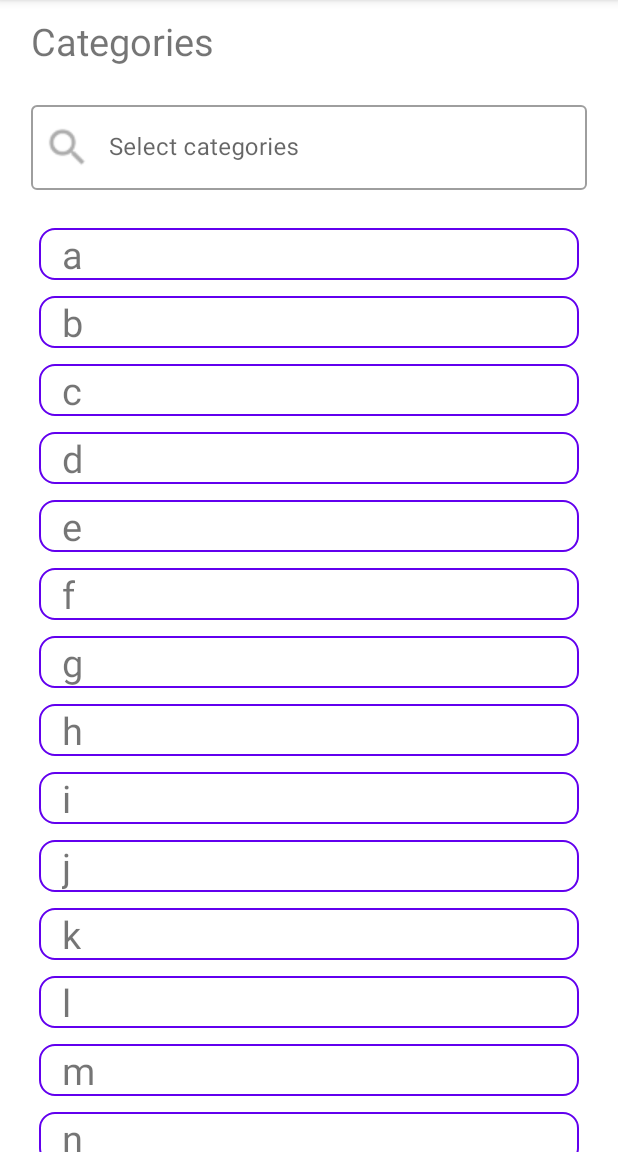
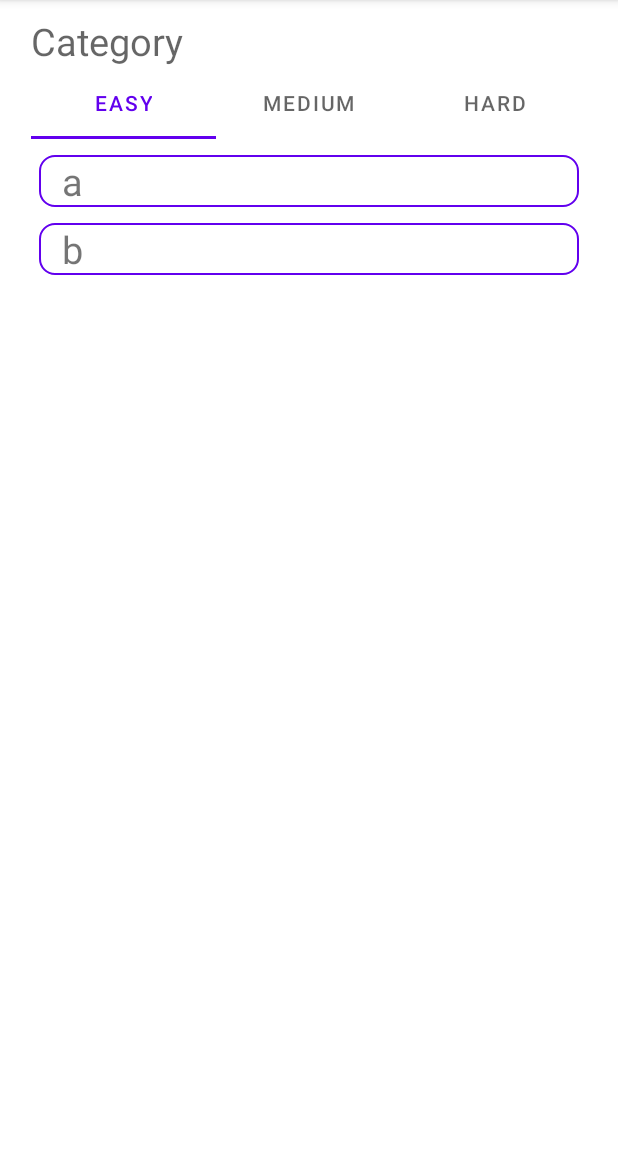
Before and after one commit to moevm/adfmp1h21-interview, an Android app: the fragment CategoriesChoiceFragment placed in its activity, after a tap on an icon or button, on a phone screen of 412 x 824 dp, the part 84-1236 px from its top. Run offline under Robolectric (Android 15) with nearby library versions, the phone set to English and light mode, and no system bars.

Commit message:
added categories choice and test choice screens

```diff
--- a/app/src/main/java/com/pjs/itinterviewtrainer/CategoriesChoiceFragment.kt
+++ b/app/src/main/java/com/pjs/itinterviewtrainer/CategoriesChoiceFragment.kt
@@ -4,15 +4,14 @@ import android.os.Bundle
 import android.view.LayoutInflater
 import android.view.View
 import android.view.ViewGroup
-import android.widget.Toast
 import androidx.core.widget.addTextChangedListener
 import androidx.fragment.app.Fragment
 import androidx.recyclerview.widget.LinearLayoutManager
+import com.pjs.itinterviewtrainer.adapters.CategoryListAdapter
 import com.pjs.itinterviewtrainer.models.QuizCategory
 import kotlinx.android.synthetic.main.fragment_categories_choice.view.*
-import java.util.*
 
-class CategoriesChoiceFragment : Fragment(), CategoryAdapter.OnItemClickListener {
+class CategoriesChoiceFragment : Fragment(), CategoryListAdapter.OnItemClickListener {
     companion object{
         const val TAG = "categoriesChoiceFragment"
 
@@ -23,24 +22,28 @@ class CategoriesChoiceFragment : Fragment(), CategoryAdapter.OnItemClickListener
     }
 
     private val initCategoriesList: List<QuizCategory> = ('a'..'z').toList().mapIndexed{ id, c -> QuizCategory(id, c.toString())}
-    private lateinit var adapter: CategoryAdapter
+    private lateinit var listAdapter: CategoryListAdapter
 
     override fun onCreateView(inflater: LayoutInflater, container: ViewGroup?,
                               savedInstanceState: Bundle?): View? {
 
         val rootView =  inflater.inflate(R.layout.fragment_categories_choice, container, false)
-        adapter = CategoryAdapter(initCategoriesList, this)
-        rootView.categoriesListView.adapter = adapter
+        listAdapter = CategoryListAdapter(initCategoriesList, this)
+        rootView.categoriesListView.adapter = listAdapter
         rootView.categoriesListView.layoutManager = LinearLayoutManager(requireContext(), LinearLayoutManager.VERTICAL ,false)
 
         rootView.searchCategory.addTextChangedListener {
-            adapter.dataSet = initCategoriesList.filter { c -> c.name.contains(it.toString(), ignoreCase=true) }
-            adapter.notifyDataSetChanged()
+            listAdapter.dataSet = initCategoriesList.filter { c -> c.name.contains(it.toString(), ignoreCase=true) }
+            listAdapter.notifyDataSetChanged()
         }
         return rootView
     }
 
     override fun onItemClick(position: Int) {
-        Toast.makeText(activity, adapter.dataSet[position].name, Toast.LENGTH_SHORT).show()
+        with(requireActivity().supportFragmentManager.beginTransaction()){
+            replace(R.id.container, QuizChoiceFragment.newInstance(listAdapter.dataSet[position].id), QuizChoiceFragment.TAG)
+            addToBackStack(QuizChoiceFragment.TAG)
+            commit()
+        }
     }
 }
--- /dev/null
+++ b/app/src/main/java/com/pjs/itinterviewtrainer/QuizChoiceFragment.kt
@@ -0,0 +1,71 @@
+package com.pjs.itinterviewtrainer
+
+import android.os.Bundle
+import androidx.fragment.app.Fragment
+import android.view.LayoutInflater
+import android.view.View
+import android.view.ViewGroup
+import android.widget.Toast
+import androidx.recyclerview.widget.LinearLayoutManager
+import com.google.android.material.tabs.TabLayout
+import com.pjs.itinterviewtrainer.adapters.QuizListAdapter
+import kotlinx.android.synthetic.main.fragment_quiz_choice.view.*
+
+private const val ARG_CATEGORY_ID = "categoryId"
+
+class QuizChoiceFragment : Fragment(), QuizListAdapter.OnQuizClickListener {
+    // TODO: Rename and change types of parameters
+    private var categoryId: Int? = null
+    private val initQuizMap: Map<Int, List<String>> = mapOf(0 to listOf("a", "b"), 1 to listOf("c", "d"), 2 to listOf("e", "f"))
+    private lateinit var adapter: QuizListAdapter
+
+    override fun onCreate(savedInstanceState: Bundle?) {
+        super.onCreate(savedInstanceState)
+        arguments?.let {
+            categoryId = it.getInt(ARG_CATEGORY_ID)
+        }
+    }
+
+    override fun onCreateView(inflater: LayoutInflater, container: ViewGroup?,
+                              savedInstanceState: Bundle?): View? {
+        // Inflate the layout for this fragment
+        val rootView = inflater.inflate(R.layout.fragment_quiz_choice, container, false)
+
+        adapter = QuizListAdapter(initQuizMap[0] ?: listOf(), this)
+        rootView.quizListView.adapter = adapter
+        rootView.quizListView.layoutManager = LinearLayoutManager(requireContext(), LinearLayoutManager.VERTICAL ,false)
+
+        rootView.difficultyTabs.addOnTabSelectedListener(object: TabLayout.OnTabSelectedListener{
+            override fun onTabSelected(tab: TabLayout.Tab?) {
+                tab?.let {
+                    Toast.makeText(activity, tab.position.toString(), Toast.LENGTH_SHORT).show()
+                    adapter.dataSet = initQuizMap[it.position] ?: listOf()
+                    adapter.notifyDataSetChanged()
+                }
+            }
+
+            override fun onTabUnselected(tab: TabLayout.Tab?) {
+            }
+
+            override fun onTabReselected(tab: TabLayout.Tab?) {
+            }
+
+        })
+        return rootView
+    }
+
+    override fun onItemClick(position: Int) {}
+
+    companion object {
+        const val TAG = "quizChoiceFragment"
+
+        @JvmStatic
+        fun newInstance(categoryId: Int) =
+                QuizChoiceFragment().apply {
+                    arguments = Bundle().apply {
+                        putInt(ARG_CATEGORY_ID, categoryId)
+                    }
+                }
+    }
+
+}
--- a/app/src/main/java/com/pjs/itinterviewtrainer/SetupQuizFragment.kt
+++ b/app/src/main/java/com/pjs/itinterviewtrainer/QuizSetupFragment.kt
@@ -6,20 +6,19 @@ import android.view.LayoutInflater
 import android.view.View
 import android.view.ViewGroup
 import androidx.fragment.app.Fragment
-import androidx.fragment.app.FragmentManager
 import androidx.fragment.app.activityViewModels
 import com.google.android.material.dialog.MaterialAlertDialogBuilder
 import com.pjs.itinterviewtrainer.models.QuizDataModel
 import kotlinx.android.synthetic.main.fragment_setup_quiz.*
 import kotlinx.android.synthetic.main.fragment_setup_quiz.view.*
 
-class SetupQuizFragment : Fragment() {
+class QuizSetupFragment : Fragment() {
     companion object{
-        const val TAG = "setupTestFragment"
+        const val TAG = "setupQuizFragment"
 
         @JvmStatic
-        fun newInstance(): SetupQuizFragment {
-            return SetupQuizFragment()
+        fun newInstance(): QuizSetupFragment {
+            return QuizSetupFragment()
         }
     }
 
--- a/app/src/main/java/com/pjs/itinterviewtrainer/CategoryAdapter.kt
+++ b/app/src/main/java/com/pjs/itinterviewtrainer/adapters/CategoryListAdapter.kt
@@ -1,14 +1,15 @@
-package com.pjs.itinterviewtrainer
+package com.pjs.itinterviewtrainer.adapters
 
 import android.view.LayoutInflater
 import android.view.View
 import android.view.ViewGroup
 import android.widget.TextView
 import androidx.recyclerview.widget.RecyclerView
+import com.pjs.itinterviewtrainer.R
 import com.pjs.itinterviewtrainer.models.QuizCategory
 
-class CategoryAdapter(var dataSet: List<QuizCategory>, private val onItemClickListener: OnItemClickListener) :
-        RecyclerView.Adapter<CategoryAdapter.ViewHolder>() {
+class CategoryListAdapter(var dataSet: List<QuizCategory>, private val onItemClickListener: OnItemClickListener) :
+        RecyclerView.Adapter<CategoryListAdapter.ViewHolder>() {
 
     class ViewHolder(view: View, private val itemClickListener: OnItemClickListener) : RecyclerView.ViewHolder(view), View.OnClickListener {
         val textView: TextView = view.findViewById(R.id.textView)
--- /dev/null
+++ b/app/src/main/java/com/pjs/itinterviewtrainer/adapters/QuizListAdapter.kt
@@ -0,0 +1,46 @@
+package com.pjs.itinterviewtrainer.adapters
+
+import android.view.LayoutInflater
+import android.view.View
+import android.view.ViewGroup
+import android.widget.TextView
+import androidx.recyclerview.widget.RecyclerView
+import com.pjs.itinterviewtrainer.R
+
+class QuizListAdapter(var dataSet: List<String>, private val onItemClickListener: OnQuizClickListener) :
+        RecyclerView.Adapter<QuizListAdapter.ViewHolder>() {
+
+    class ViewHolder(view: View, private val itemClickListener: OnQuizClickListener) : RecyclerView.ViewHolder(view), View.OnClickListener {
+        val textView: TextView = view.findViewById(R.id.textView)
+
+        init {
+            textView.setOnClickListener(this)
+        }
+
+        override fun onClick(v: View?) {
+            itemClickListener.onItemClick(adapterPosition)
+        }
+    }
+
+    // Create new views (invoked by the layout manager)
+    override fun onCreateViewHolder(viewGroup: ViewGroup, viewType: Int): ViewHolder {
+        // Create a new view, which defines the UI of the list item
+        val view = LayoutInflater.from(viewGroup.context)
+                .inflate(R.layout.text_row_item, viewGroup, false)
+
+        return ViewHolder(view, onItemClickListener)
+    }
+
+    // Replace the contents of a view (invoked by the layout manager)
+    override fun onBindViewHolder(viewHolder: ViewHolder, position: Int) {
+        viewHolder.textView.text = dataSet[position]
+    }
+
+    // Return the size of your dataset (invoked by the layout manager)
+    override fun getItemCount() = dataSet.size
+
+
+    interface OnQuizClickListener{
+        fun onItemClick(position: Int)
+    }
+}
--- a/app/src/main/res/layout/fragment_categories_choice.xml
+++ b/app/src/main/res/layout/fragment_categories_choice.xml
@@ -32,9 +32,8 @@
             android:layout_width="match_parent"
             android:layout_height="wrap_content"
             android:layout_marginTop="20dp"
-            android:hint="@string/test_setup_categories"
+            android:hint="@string/search_category"
             app:layout_constraintLeft_toLeftOf="parent"
-
             app:layout_constraintTop_toBottomOf="@id/testSetupTitle">
 
             <com.google.android.material.textfield.TextInputEditText
--- /dev/null
+++ b/app/src/main/res/layout/fragment_quiz_choice.xml
@@ -0,0 +1,62 @@
+<?xml version="1.0" encoding="utf-8"?>
+<androidx.constraintlayout.widget.ConstraintLayout xmlns:android="http://schemas.android.com/apk/res/android"
+    xmlns:tools="http://schemas.android.com/tools"
+    android:layout_width="match_parent"
+    android:layout_height="match_parent"
+    xmlns:app="http://schemas.android.com/apk/res-auto"
+    tools:context=".QuizChoiceFragment">
+
+    <LinearLayout
+        android:id="@+id/buttons"
+        android:orientation="vertical"
+        android:layout_width="0dp"
+        android:layout_height="0dp"
+        app:layout_constraintWidth_percent="0.9"
+        app:layout_constraintWidth_default="wrap"
+        app:layout_constraintHeight_default="spread"
+        app:layout_constraintLeft_toLeftOf="parent"
+        app:layout_constraintTop_toTopOf="parent"
+        app:layout_constraintBottom_toBottomOf="parent"
+        app:layout_constraintRight_toRightOf="parent">
+
+        <com.google.android.material.textview.MaterialTextView
+            android:id="@+id/categoryName"
+            android:textSize="25sp"
+            android:layout_marginTop="10dp"
+            android:layout_width="wrap_content"
+            android:layout_height="wrap_content"
+            android:hint="Category"/>
+
+        <com.google.android.material.tabs.TabLayout
+            android:id="@+id/difficultyTabs"
+            android:layout_width="match_parent"
+            android:layout_height="wrap_content"
+            android:clickable="true"
+            android:focusable="true"
+            app:layout_constraintTop_toTopOf="parent"
+            app:layout_constraintLeft_toLeftOf="parent"
+            app:layout_constraintRight_toRightOf="parent">
+
+            <com.google.android.material.tabs.TabItem
+                android:text="Easy"
+                android:layout_width="wrap_content"
+                android:layout_height="wrap_content"/>
+            <com.google.android.material.tabs.TabItem
+                android:text="Medium"
+                android:layout_width="wrap_content"
+                android:layout_height="wrap_content" />
+            <com.google.android.material.tabs.TabItem
+                android:text="Hard"
+                android:layout_width="wrap_content"
+                android:layout_height="wrap_content"/>
+
+        </com.google.android.material.tabs.TabLayout>
+
+        <androidx.recyclerview.widget.RecyclerView
+            android:id="@+id/quizListView"
+            android:layout_marginTop="5dp"
+            android:layout_width="match_parent"
+            android:layout_height="match_parent"/>
+
+    </LinearLayout>
+</androidx.constraintlayout.widget.ConstraintLayout>
--- a/app/src/main/res/values/strings.xml
+++ b/app/src/main/res/values/strings.xml
@@ -8,6 +8,7 @@
     <string name="test_questions_amount">Questions amount</string>
     <string name="test_select_timer">Setup timer</string>
     <string name="test_select_level">Select level</string>
+    <string name="search_category">Search categories</string>
     <string name="start_test">Start test</string>
     <string name="categories_title">Categories</string>
     <string name="search_category_title">Search categories</string>
```
